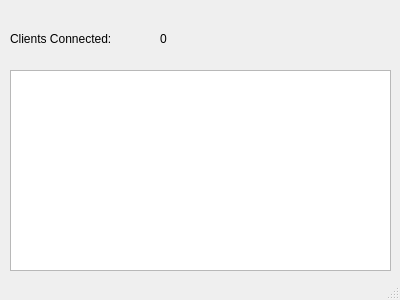
First picture: the form in Server/mainwindow.ui, repository captaintino/project-destiny, before the edit.
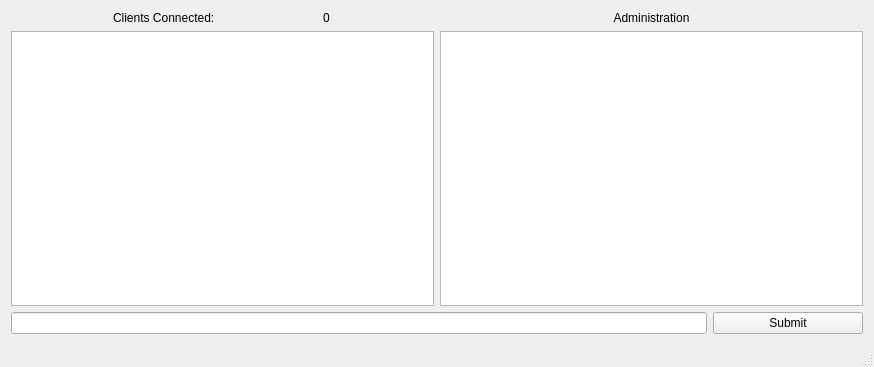
Second picture: the form after the edit.

Commit message: Added admin abilities to the server. Players can now be kicked from the server by using the server window to enter commands. Any message entered on the server not beginning with '/' is considered a chat message and is sent to all clients. Current commands supported: /users, /kick <playername>. Also added system for keeping track of multiple rounds, though influencing the client is still in development.

```diff
--- a/Server/mainwindow.ui
+++ b/Server/mainwindow.ui
@@ -6,50 +6,109 @@
    <rect>
     <x>0</x>
     <y>0</y>
-    <width>400</width>
-    <height>300</height>
+    <width>874</width>
+    <height>367</height>
    </rect>
   </property>
   <property name="windowTitle">
    <string>Server</string>
   </property>
   <widget class="QWidget" name="centralWidget">
+   <layout class="QGridLayout" name="gridLayout_2">
+    <item row="1" column="0">
    <widget class="QPlainTextEdit" name="txtLog">
-    <property name="geometry">
-     <rect>
-      <x>10</x>
-      <y>70</y>
-      <width>381</width>
-      <height>201</height>
-     </rect>
-    </property>
-   </widget>
+      <property name="sizePolicy">
+       <sizepolicy hsizetype="MinimumExpanding" vsizetype="MinimumExpanding">
+        <horstretch>1</horstretch>
+        <verstretch>1</verstretch>
+       </sizepolicy>
+      </property>
+     </widget>
+    </item>
+    <item row="1" column="1">
+     <widget class="QPlainTextEdit" name="adminLog">
+      <property name="sizePolicy">
+       <sizepolicy hsizetype="MinimumExpanding" vsizetype="MinimumExpanding">
+        <horstretch>1</horstretch>
+        <verstretch>1</verstretch>
+       </sizepolicy>
+      </property>
+     </widget>
+    </item>
+    <item row="2" column="0" colspan="2">
+     <layout class="QHBoxLayout" name="horizontalLayout_4">
+      <item>
+       <widget class="QLineEdit" name="adminCommands">
+        <property name="sizePolicy">
+         <sizepolicy hsizetype="Minimum" vsizetype="Fixed">
+          <horstretch>0</horstretch>
+          <verstretch>0</verstretch>
+         </sizepolicy>
+        </property>
+       </widget>
+      </item>
+      <item>
+       <widget class="QPushButton" name="administrate">
+        <property name="sizePolicy">
+         <sizepolicy hsizetype="Maximum" vsizetype="Fixed">
+          <horstretch>0</horstretch>
+          <verstretch>0</verstretch>
+         </sizepolicy>
+        </property>
+        <property name="minimumSize">
+         <size>
+          <width>150</width>
+          <height>0</height>
+         </size>
+        </property>
+        <property name="text">
+         <string>Submit</string>
+        </property>
+       </widget>
+      </item>
+     </layout>
+    </item>
+    <item row="0" column="0">
+     <layout class="QHBoxLayout" name="horizontalLayout_5">
+      <item>
    <widget class="QLabel" name="label">
-    <property name="geometry">
-     <rect>
-      <x>10</x>
-      <y>30</y>
-      <width>141</width>
-      <height>17</height>
-     </rect>
+        <property name="sizePolicy">
+         <sizepolicy hsizetype="Maximum" vsizetype="Preferred">
+          <horstretch>0</horstretch>
+          <verstretch>0</verstretch>
+         </sizepolicy>
     </property>
     <property name="text">
      <string>Clients Connected:</string>
     </property>
    </widget>
+      </item>
+      <item>
    <widget class="QLabel" name="lblConnected">
-    <property name="geometry">
-     <rect>
-      <x>160</x>
-      <y>30</y>
-      <width>66</width>
-      <height>17</height>
-     </rect>
+        <property name="sizePolicy">
+         <sizepolicy hsizetype="Fixed" vsizetype="Preferred">
+          <horstretch>0</horstretch>
+          <verstretch>0</verstretch>
+         </sizepolicy>
     </property>
     <property name="text">
      <string>0</string>
     </property>
    </widget>
+      </item>
+     </layout>
+    </item>
+    <item row="0" column="1">
+     <widget class="QLabel" name="label_2">
+      <property name="text">
+       <string>Administration</string>
+      </property>
+      <property name="alignment">
+       <set>Qt::AlignCenter</set>
+      </property>
+     </widget>
+    </item>
+   </layout>
   </widget>
   <widget class="QStatusBar" name="statusBar"/>
  </widget>
```
Lines whose indentation alone changed are shown as unchanged. The commit also changes 4 other files.
